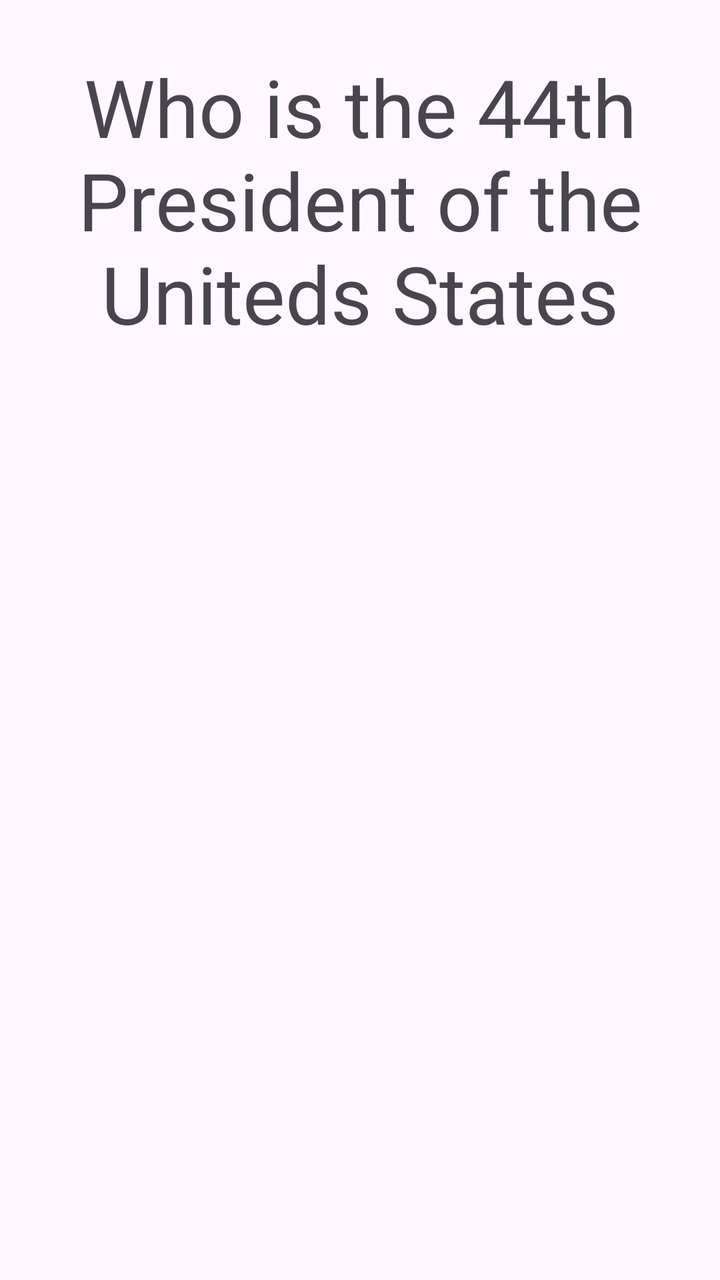
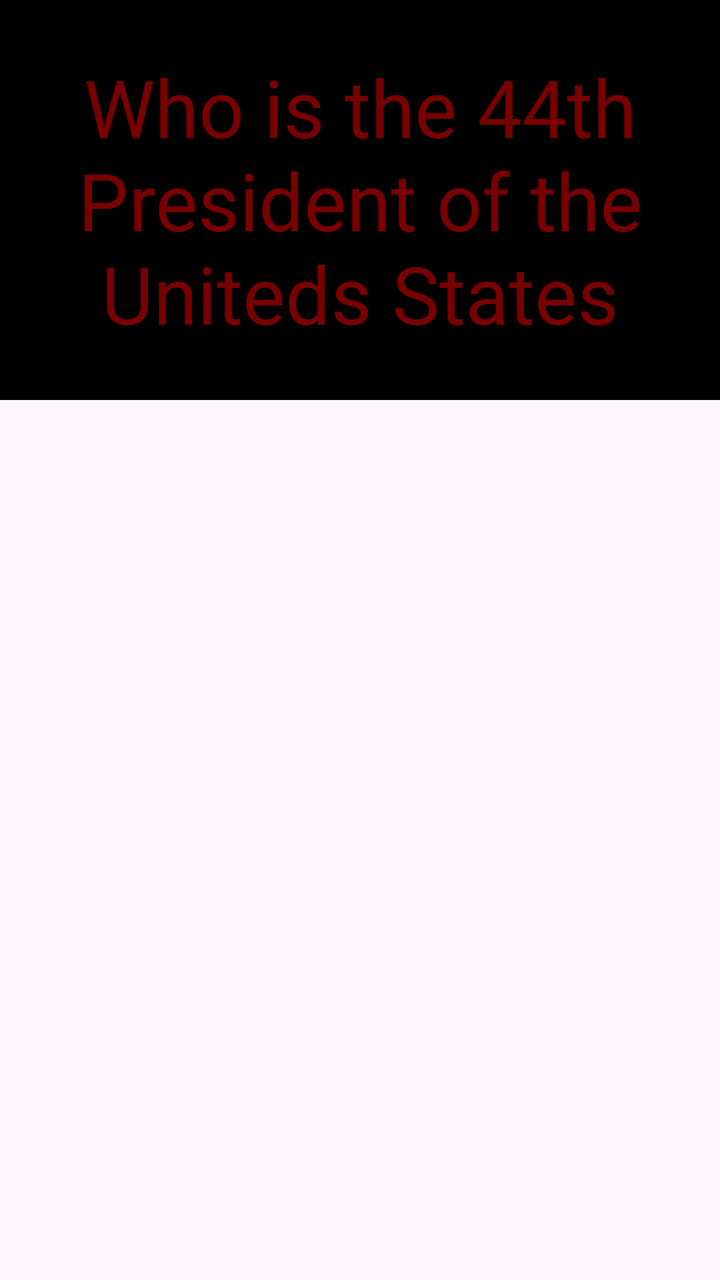

Before-and-after screenshots of an Android layout around one commit, followed by the original layout XML and the change that was made.
<!-- AndroidManifest.xml: application theme Theme.FlashcardApp2 -->
<!-- res/layout/activity_main.xml -->
<?xml version="1.0" encoding="utf-8"?>
<RelativeLayout xmlns:android="http://schemas.android.com/apk/res/android"
    xmlns:app="http://schemas.android.com/apk/res-auto"
    xmlns:tools="http://schemas.android.com/tools"
    android:id="@+id/main"
    android:layout_width="match_parent"
    android:layout_height="match_parent"
    tools:context=".MainActivity">

    <TextView
        android:id="@+id/Flashcardquestions"
        android:layout_width="match_parent"
        android:layout_height="200dp"
        android:text="Who is the 44th President of the Uniteds States"
        android:textSize="40sp"
        android:gravity="center"/>

<TextView
    android:id="@+id/Flashcardanswer"
    android:layout_width="match_parent"
    android:layout_height="200dp"
    android:gravity="center"
     android:text="Barack Obama"
    android:textSize="40sp"
    android:visibility="invisible"/>




</RelativeLayout>
<!-- resources referenced by this layout -->
<resources>
  <style name="Theme.FlashcardApp2" parent="Base.Theme.FlashcardApp2" />
  <style name="Base.Theme.FlashcardApp2" parent="Theme.Material3.DayNight.NoActionBar">
          
          
      </style>
</resources>

<!-- the commit's change to res/layout/activity_main.xml (unified diff, before → after) -->
@@ -13,7 +13,10 @@
         android:layout_height="200dp"
         android:text="Who is the 44th President of the Uniteds States"
         android:textSize="40sp"
-        android:gravity="center"/>
+        android:gravity="center"
+        android:background="#000000"
+        android:textColor="#780000"
+        />
 
 <TextView
     android:id="@+id/Flashcardanswer"
@@ -22,7 +25,9 @@
     android:gravity="center"
      android:text="Barack Obama"
     android:textSize="40sp"
-    android:visibility="invisible"/>
+    android:visibility="invisible"
+    android:background="#c1121f"
+    android:textColor="#ffffff"/>
 
 
 
